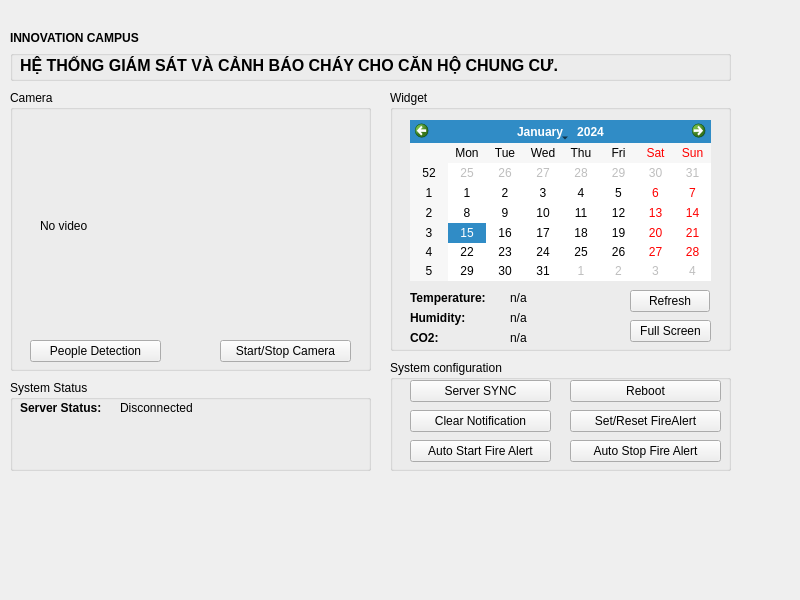
ngxx-fus/SIC-IoT-CapStoneProject, file form.ui: the form before one commit.
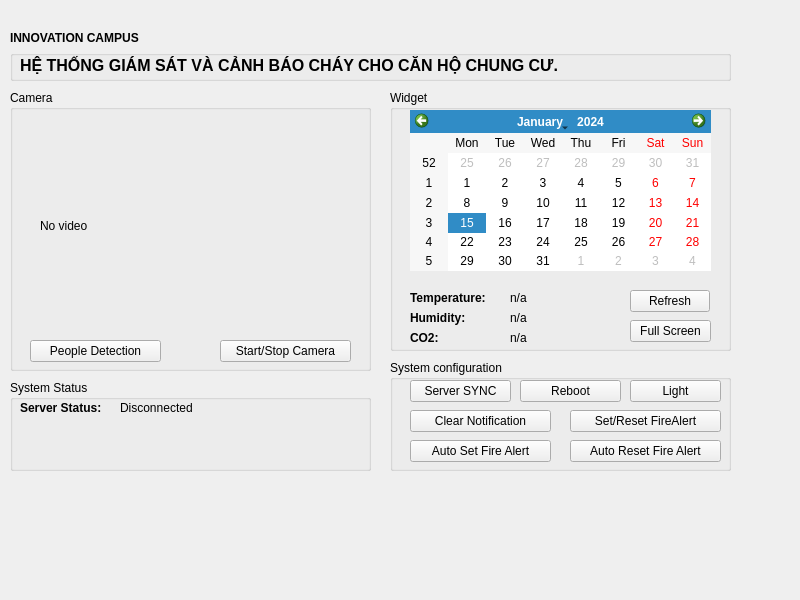
The form after the commit. Icons and pictures are not drawn.

Commit message: v.2.2.1 - Add LightButton

```diff
--- a/form.ui
+++ b/form.ui
@@ -96,7 +96,7 @@
     <property name="geometry">
      <rect>
       <x>20</x>
-      <y>30</y>
+      <y>20</y>
       <width>301</width>
       <height>161</height>
      </rect>
@@ -415,7 +415,7 @@
      </rect>
     </property>
     <property name="text">
-     <string>Auto Start Fire Alert</string>
+     <string>Auto Set Fire Alert</string>
     </property>
    </widget>
    <widget class="QPushButton" name="AutoStopFireAlert">
@@ -428,7 +428,7 @@
      </rect>
     </property>
     <property name="text">
-     <string>Auto Stop Fire Alert</string>
+     <string>Auto Reset Fire Alert</string>
     </property>
    </widget>
    <widget class="QPushButton" name="ServerSyncButton">
@@ -436,7 +436,7 @@
      <rect>
       <x>20</x>
       <y>20</y>
-      <width>141</width>
+      <width>101</width>
       <height>22</height>
      </rect>
     </property>
@@ -447,9 +447,9 @@
    <widget class="QPushButton" name="RebootButton">
     <property name="geometry">
      <rect>
-      <x>180</x>
+      <x>130</x>
       <y>20</y>
-      <width>151</width>
+      <width>101</width>
       <height>22</height>
      </rect>
     </property>
@@ -457,6 +457,19 @@
      <string>Reboot</string>
     </property>
    </widget>
+   <widget class="QPushButton" name="LightButton">
+    <property name="geometry">
+     <rect>
+      <x>240</x>
+      <y>20</y>
+      <width>91</width>
+      <height>22</height>
+     </rect>
+    </property>
+    <property name="text">
+     <string>Light</string>
+    </property>
+   </widget>
   </widget>
   <widget class="QLabel" name="FireWarningBar">
    <property name="geometry">
```
The commit also changes 21 other files.
